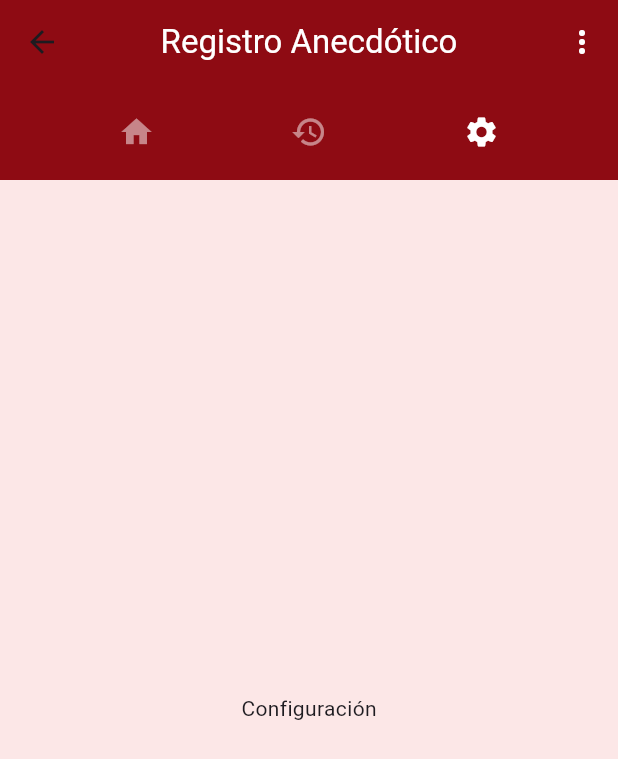
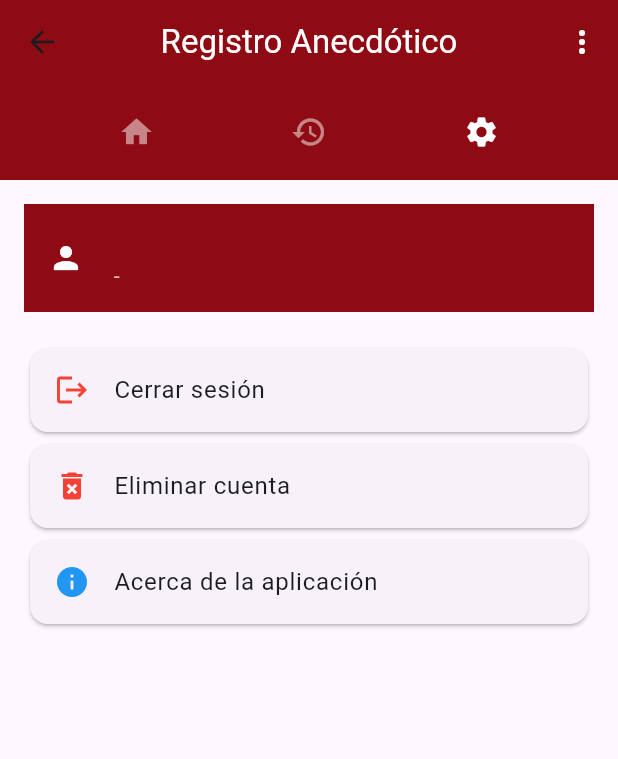
Before and after one commit to Alexyz51/registro_anecdotico, a Flutter app: the AdminUserHomeScreen screen opened by its route, after a tap on the "history" icon, after a tap on the "settings" icon, on a phone screen of 412 x 824 dp. Shown: the top 759 px of the screen. Run offline on Flutter 3.47's test engine with Material 3 defaults, Android fonts, the phone set to English and light mode, and no system bars; our stand-ins replace cloud_firestore, csv, diacritic, file_picker, firebase_auth, firebase_core and 1 more; accounts and stored records are empty.

Commit message:
Updated 3 files: main.dart, admin_user_home_screen.dart, config_screen.dart

```diff
--- a/lib/main.dart
+++ b/lib/main.dart
@@ -12,6 +12,7 @@ import 'package:registro_anecdotico/src/pages/admin_user/edit_list_screen.dart';
 import 'package:registro_anecdotico/src/pages/admin_user/users_list_screen.dart';
 import 'package:registro_anecdotico/src/pages/admin_user/about_app_screen.dart';
 import 'package:registro_anecdotico/src/pages/admin_user/records_summary_screen.dart';
+import 'package:registro_anecdotico/src/pages/admin_user/config_screen.dart';
 //import 'package:registro_anecdotico/src/pages/common_user/escolar_basica1.dart';
 //import 'package:registro_anecdotico/src/pages/common_user/nivel_medio1.dart';
 //import 'package:registro_anecdotico/src/pages/admin_user/historial_screen.dart';
@@ -64,6 +65,7 @@ class MyApp extends StatelessWidget {
         "about_app": (context) => const AboutAppScreen(),
         "records_summary": (context) => const RecordsSummaryScreen(),
         "historial": (context) => HistorialScreen(),
+        "config": (context) => const ConfigScreen(),
         //"lista_escolar": (context) => ListaAlumnosEscolarBasicaScreen(),
         //"historial": (context) => const HistorialScreen(),
         //common usesr
--- /dev/null
+++ b/lib/src/pages/admin_user/config_screen.dart
@@ -0,0 +1,160 @@
+import 'package:flutter/material.dart';
+import 'package:firebase_auth/firebase_auth.dart';
+import 'package:cloud_firestore/cloud_firestore.dart';
+
+class ConfigScreen extends StatefulWidget {
+  const ConfigScreen({super.key});
+
+  @override
+  State<ConfigScreen> createState() => _ConfigScreenState();
+}
+
+class _ConfigScreenState extends State<ConfigScreen> {
+  String nombre = '';
+  String apellido = '';
+  String cargo = '';
+  String rolApp = '';
+
+  bool estaCargando = true;
+
+  @override
+  void initState() {
+    super.initState();
+    _cargarDatosUsuario();
+  }
+
+  Future<void> _cargarDatosUsuario() async {
+    final usuario = FirebaseAuth.instance.currentUser;
+    if (usuario != null) {
+      final doc = await FirebaseFirestore.instance
+          .collection('users')
+          .doc(usuario.uid)
+          .get();
+      final data = doc.data();
+      if (data != null) {
+        setState(() {
+          nombre = data['nombre'] ?? '';
+          apellido = data['apellido'] ?? '';
+          cargo = data['rolReal'] ?? '';
+          final rol = data['rol'] ?? '';
+          rolApp = rol.isNotEmpty
+              ? rol[0].toUpperCase() + rol.substring(1)
+              : rol;
+          estaCargando = false;
+        });
+      }
+    }
+  }
+
+  Future<void> _cerrarSesion() async {
+    await FirebaseAuth.instance.signOut();
+    Navigator.pushReplacementNamed(context, 'login');
+  }
+
+  Future<void> _eliminarCuenta() async {
+    final usuario = FirebaseAuth.instance.currentUser;
+    if (usuario != null) {
+      // Primero eliminar documentos relacionados si es necesario
+      await FirebaseFirestore.instance
+          .collection('users')
+          .doc(usuario.uid)
+          .delete();
+      await usuario.delete();
+      Navigator.pushReplacementNamed(context, 'login');
+    }
+  }
+
+  @override
+  Widget build(BuildContext context) {
+    const miColor = Color(0xFF8e0b13);
+
+    if (estaCargando) {
+      return const Scaffold(body: Center(child: CircularProgressIndicator()));
+    }
+
+    return Scaffold(
+      body: ListView(
+        padding: const EdgeInsets.all(16),
+        children: [
+          // Información del usuario
+          ListTile(
+            leading: const Icon(Icons.person, color: Colors.white),
+            tileColor: miColor,
+            title: Text(
+              '$nombre $apellido',
+              style: const TextStyle(
+                color: Colors.white,
+                fontWeight: FontWeight.bold,
+              ),
+            ),
+            subtitle: Text(
+              '$cargo - $rolApp',
+              style: const TextStyle(color: Colors.white70),
+            ),
+          ),
+          const SizedBox(height: 20),
+
+          // Opciones de configuración
+          Card(
+            child: ListTile(
+              leading: const Icon(Icons.logout, color: Colors.red),
+              title: const Text('Cerrar sesión'),
+              onTap: _cerrarSesion,
+            ),
+          ),
+          Card(
+            child: ListTile(
+              leading: const Icon(Icons.delete_forever, color: Colors.red),
+              title: const Text('Eliminar cuenta'),
+              onTap: () {
+                showDialog(
+                  context: context,
+                  builder: (_) => AlertDialog(
+                    title: const Text('Confirmar eliminación'),
+                    content: const Text(
+                      '¿Estás seguro de que deseas eliminar tu cuenta? Esta acción no se puede deshacer.',
+                    ),
+                    actions: [
+                      TextButton(
+                        onPressed: () => Navigator.pop(context),
+                        child: const Text('Cancelar'),
+                      ),
+                      TextButton(
+                        onPressed: () {
+                          Navigator.pop(context);
+                          _eliminarCuenta();
+                        },
+                        child: const Text(
+                          'Eliminar',
+                          style: TextStyle(color: Colors.red),
+                        ),
+                      ),
+                    ],
+                  ),
+                );
+              },
+            ),
+          ),
+          Card(
+            child: ListTile(
+              leading: const Icon(Icons.info, color: Colors.blue),
+              title: const Text('Acerca de la aplicación'),
+              onTap: () {
+                showAboutDialog(
+                  context: context,
+                  applicationName: 'Registro Anecdótico',
+                  applicationVersion: '1.0.0',
+                  children: const [
+                    Text(
+                      'Esta aplicación permite gestionar registros de conducta de estudiantes.',
+                    ),
+                  ],
+                );
+              },
+            ),
+          ),
+        ],
+      ),
+    );
+  }
+}
```
Also changed, not shown: lib/src/pages/admin_user/admin_user_home_screen.dart (+68 -2 lines).
